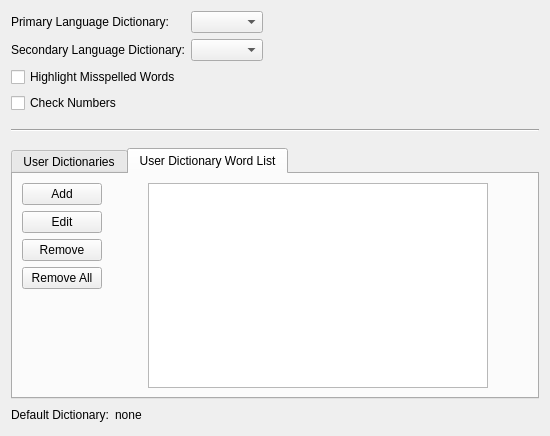
Qt form src/Form_Files/PSpellCheckWidget.ui (3tic-project/Sigil-Enhanced) before a commit.
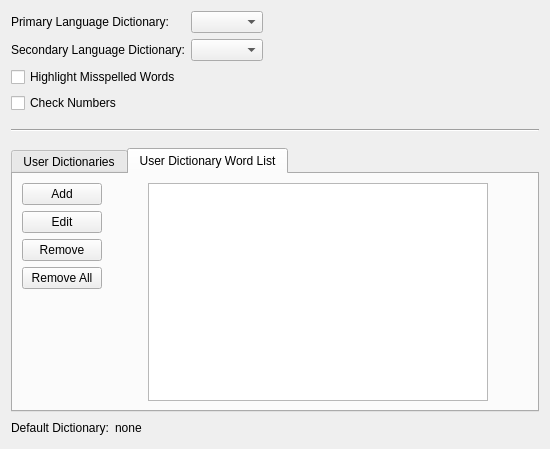
The same form after that commit. The open tabs and pages were chosen to show the change.

What changed in the file:
```diff
--- a/src/Form_Files/PSpellCheckWidget.ui
+++ b/src/Form_Files/PSpellCheckWidget.ui
@@ -7,7 +7,7 @@
     <x>0</x>
     <y>0</y>
     <width>550</width>
-    <height>436</height>
+    <height>449</height>
    </rect>
   </property>
   <property name="windowTitle">
```
Left out of the diff: 42 changed lines with no effect on the pictures.
